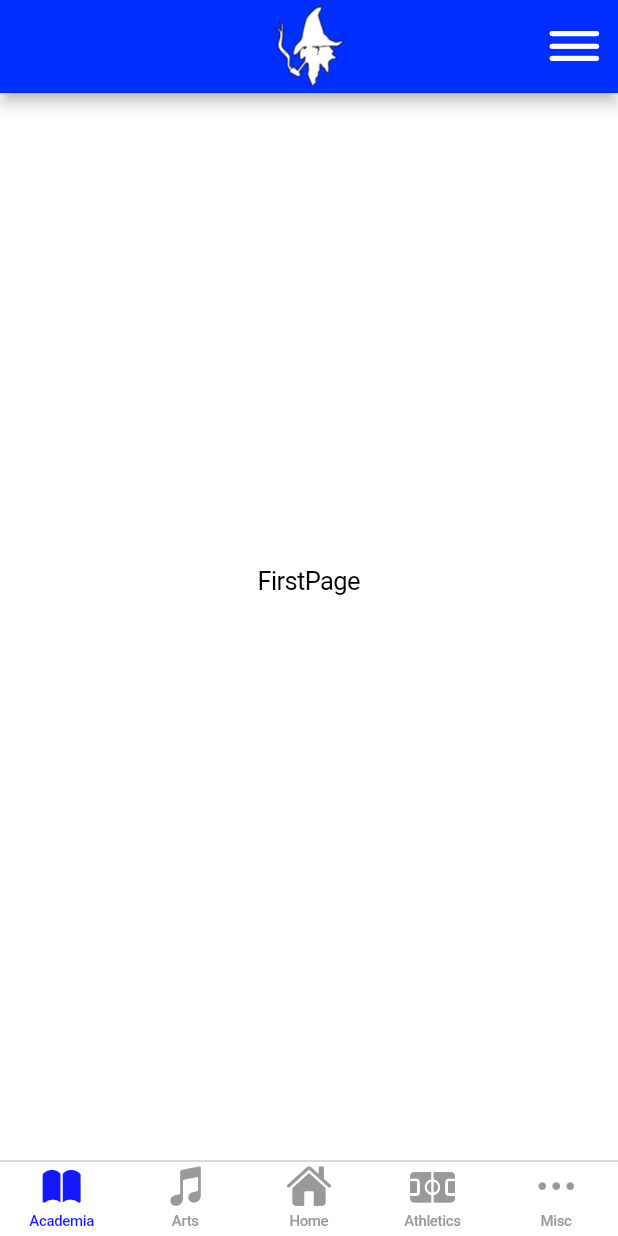
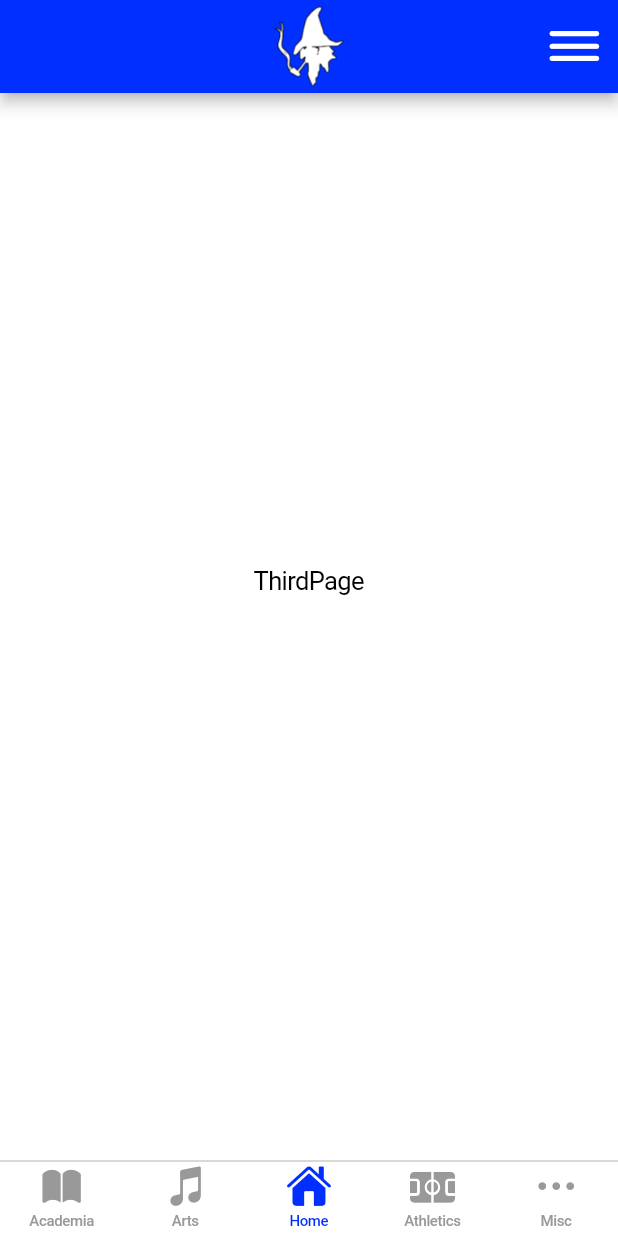
Before and after one commit to Mountie-Mobile/mountie-mobile-app, a Flutter app: the screen it shows after launch, on a phone screen of 412 x 824 dp. Run offline on Flutter 3.47's test engine with Material 2 defaults, Android fonts, the light colour scheme and no system bars.

Commit message:
make it start on home page

```diff
--- a/lib/main.dart
+++ b/lib/main.dart
@@ -21,7 +21,7 @@ class _MountieMobileAppState extends State<MountieMobileAppMain> {
       ],
       theme: const CupertinoThemeData(
         barBackgroundColor: Color.fromARGB(255, 0, 47, 255),
-        primaryColor: Color.fromARGB(255, 20, 24, 255),
+        primaryColor: Color.fromARGB(255, 0, 47, 255),
         //brightness: Brightness.dark,
       ),
       home: CupertinoTabScaffold(
@@ -49,6 +49,7 @@ class _MountieMobileAppState extends State<MountieMobileAppMain> {
               label: "Misc",
             ),
           ],
+          currentIndex: 2,
         ),
         tabBuilder: (BuildContext context, int index) {
           return CupertinoTabView(
```
